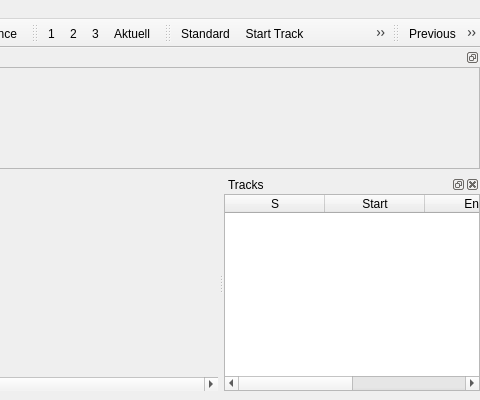
This is mainwindow.ui in audioprog/RecMasterNCutter as Qt 5 draws it before an edit; both pictures show x 544 to 1024 and y 0 to 400 of the 1024 by 554 pixel window. The edited form follows.
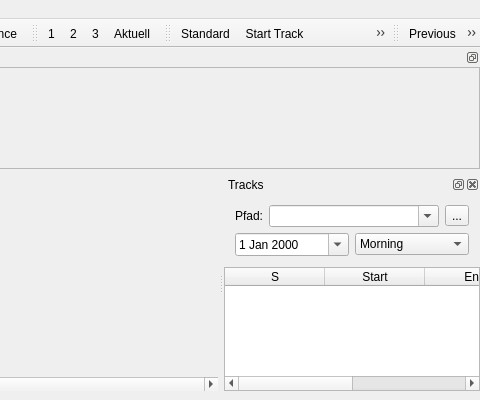
This is the edited form. Icons and pictures are not drawn. Custom widgets are drawn as their Qt base class.

Diff of the .ui file:
```diff
--- a/mainwindow.ui
+++ b/mainwindow.ui
@@ -364,6 +364,94 @@
      <property name="margin">
       <number>0</number>
      </property>
+     <item>
+      <widget class="QWidget" name="widget_2" native="true">
+       <layout class="QVBoxLayout" name="verticalLayout_8">
+        <item>
+         <layout class="QHBoxLayout" name="horizontalLayout">
+          <item>
+           <widget class="QLabel" name="label">
+            <property name="sizePolicy">
+             <sizepolicy hsizetype="Minimum" vsizetype="Minimum">
+              <horstretch>0</horstretch>
+              <verstretch>0</verstretch>
+             </sizepolicy>
+            </property>
+            <property name="text">
+             <string>Pfad:</string>
+            </property>
+           </widget>
+          </item>
+          <item>
+           <widget class="QComboBox" name="comboBox">
+            <property name="sizePolicy">
+             <sizepolicy hsizetype="Expanding" vsizetype="Fixed">
+              <horstretch>0</horstretch>
+              <verstretch>0</verstretch>
+             </sizepolicy>
+            </property>
+            <property name="editable">
+             <bool>true</bool>
+            </property>
+           </widget>
+          </item>
+          <item>
+           <widget class="QToolButton" name="btnChangePath">
+            <property name="text">
+             <string>...</string>
+            </property>
+           </widget>
+          </item>
+         </layout>
+        </item>
+        <item>
+         <layout class="QHBoxLayout" name="horizontalLayout_2">
+          <item>
+           <widget class="QDateEdit" name="dateEdit">
+            <property name="calendarPopup">
+             <bool>true</bool>
+            </property>
+           </widget>
+          </item>
+          <item>
+           <widget class="QComboBox" name="comboDayTime">
+            <item>
+             <property name="text">
+              <string>Morning</string>
+             </property>
+            </item>
+            <item>
+             <property name="text">
+              <string>Afternoon</string>
+             </property>
+            </item>
+            <item>
+             <property name="text">
+              <string>Evening</string>
+             </property>
+            </item>
+            <item>
+             <property name="text">
+              <string>Part 1</string>
+             </property>
+            </item>
+            <item>
+             <property name="text">
+              <string>Part 2</string>
+             </property>
+            </item>
+            <item>
+             <property name="text">
+              <string>Part 3</string>
+             </property>
+            </item>
+           </widget>
+          </item>
+         </layout>
+        </item>
+       </layout>
+      </widget>
+     </item>
      <item>
       <widget class="QTableWidget" name="tableTracks">
        <column>
```
